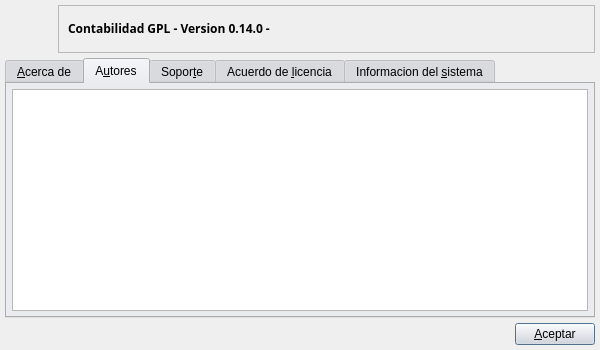
Above: bulmages/bulmacont/src/bcaboutbase.ui from eboladev/Bulmages-1 before the change. Below: the same form after it.
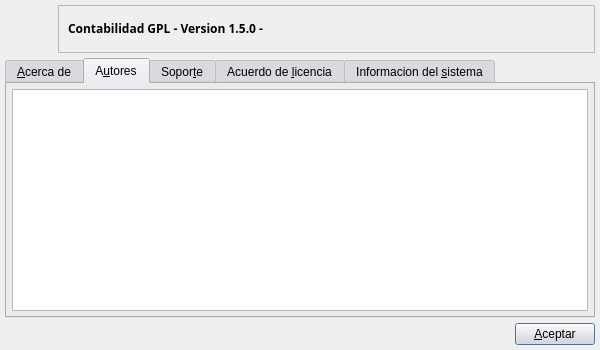
That is the form after the change. The open tabs and pages were chosen to show the change. Icons and pictures are not drawn.

Commit message: Creo la nueva versión, los archivos de parches sql y cambio bulmasetup para que los aplique asi como los abouts para que muestren la nueva version

Diff of the .ui file:
```diff
--- a/bulmages/bulmacont/src/bcaboutbase.ui
+++ b/bulmages/bulmacont/src/bcaboutbase.ui
@@ -578,7 +578,7 @@
 &lt;html&gt;&lt;head&gt;&lt;meta name=&quot;qrichtext&quot; content=&quot;1&quot; /&gt;&lt;style type=&quot;text/css&quot;&gt;
 p, li { white-space: pre-wrap; }
 &lt;/style&gt;&lt;/head&gt;&lt;body style=&quot; font-family:'Sans Serif'; font-size:9pt; font-weight:600; font-style:normal;&quot;&gt;
-&lt;p style=&quot; margin-top:0px; margin-bottom:0px; margin-left:0px; margin-right:0px; -qt-block-indent:0; text-indent:0px;&quot;&gt;Contabilidad GPL - Version 0.14.0 -&lt;/p&gt;&lt;/body&gt;&lt;/html&gt;</string>
+&lt;p style=&quot; margin-top:0px; margin-bottom:0px; margin-left:0px; margin-right:0px; -qt-block-indent:0; text-indent:0px;&quot;&gt;Contabilidad GPL - Version 1.5.0 -&lt;/p&gt;&lt;/body&gt;&lt;/html&gt;</string>
           </property>
          </widget>
         </item>
```
Left out of the diff: 4 changed lines with no effect on the pictures. The commit also changes 13 other files.
